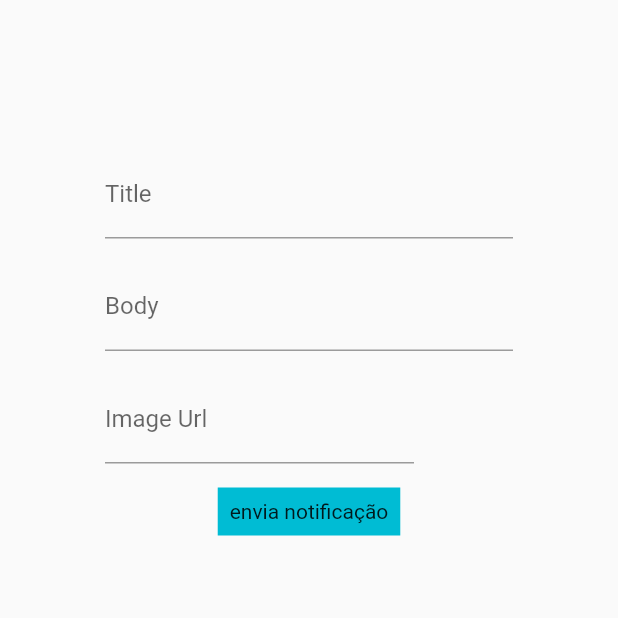
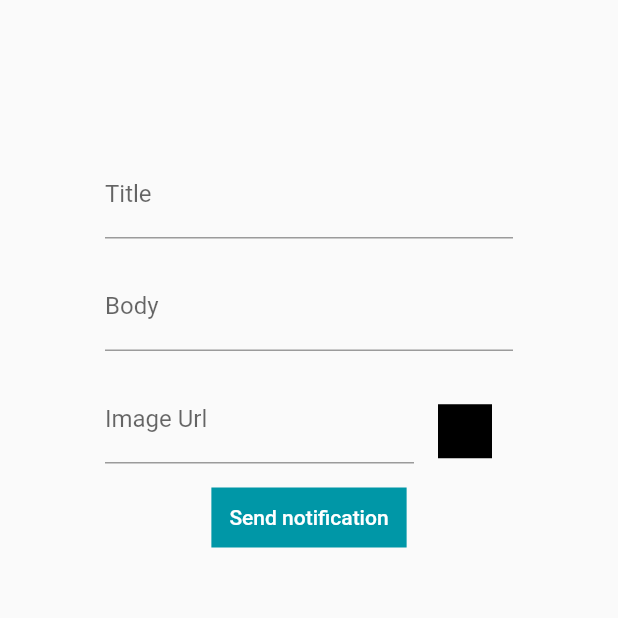
Before and after one commit to gabitchian/flutter-fcm, a Flutter app: the screen it shows after launch, on a phone screen of 412 x 824 dp, the top half of it. Run offline on Flutter 3.47's test engine with Material 2 defaults, Android fonts, the phone set to English and light mode, and no system bars; drawn by our look-alikes of overlay_support; our stand-ins replace cloud_firestore, firebase_core, firebase_messaging, flutter_dotenv; accounts and stored records are empty.

Commit message:
fix: few layout ajustments

```diff
--- a/lib/widgets/notification_form_widget.dart
+++ b/lib/widgets/notification_form_widget.dart
@@ -2,6 +2,8 @@
 import 'dart:convert';
 
 import 'package:cloud_firestore/cloud_firestore.dart';
+import 'package:flutter/foundation.dart' show kIsWeb;
+
 import 'package:flutter/material.dart';
 import 'package:flutter_fcm/shared/configuration/configuration.dart';
 import 'package:flutter_fcm/shared/models/firebase_cloud_messaging/to.dart';
@@ -133,15 +135,23 @@ class _NotificationForm extends State<NotificationForm> {
                           ),
                         ),
                       ),
-                      if (_image.isNotEmpty)
-                        Padding(
-                          padding: EdgeInsets.only(left: 64),
-                          child: Container(
-                            // height: 64,
-                            width: 64,
-                            child: Image.network(_image),
-                          ),
+                      Padding(
+                        padding: EdgeInsets.only(left: kIsWeb ? 64 : 16),
+                        child: Container(
+                          // height: 64,
+                          width: kIsWeb ? 64 : 36,
+                          child: (_image.isNotEmpty)
+                              ? Image.network(_image)
+                              : Container(
+                                  color: Colors.black,
+                                  width: kIsWeb ? 64 : 36,
+                                  height: kIsWeb ? 64 : 36,
+                                  // decoration: BoxDecoration(
+                                  //   color: Colors.cyan[700],
+                                  // ),
+                                ),
                         ),
+                      ),
                     ],
                   ),
                   Padding(
@@ -149,19 +159,20 @@ class _NotificationForm extends State<NotificationForm> {
                     child: InkWell(
                         child: Container(
                           padding: const EdgeInsets.symmetric(
-                            horizontal: 8,
-                            vertical: 8,
+                            horizontal: 12,
+                            vertical: 12,
                           ),
-                          color: Colors.cyan,
+                          color: Colors.cyan[700],
                           child: const Text(
-                            "envia notificação",
+                            "Send notification",
+                            style: TextStyle(
+                              color: Colors.white,
+                              fontWeight: FontWeight.w500,
+                            ),
                           ),
                         ),
                         onTap: () async {
-                          // ignore: avoid_print
-                          print("clicou");
                           await sendNotification();
-                          print("salvou");
                         }),
                   ),
                 ],
--- a/pubspec.yaml
+++ b/pubspec.yaml
@@ -42,6 +42,7 @@ dependencies:
   cloud_firestore: ^4.0.5
   http: ^0.13.5
   json_annotation: ^4.6.0
+  firebase_analytics: ^10.0.6
 
 dev_dependencies:
   flutter_test:
```
Also changed, not shown: pubspec.lock, 1 other file.
